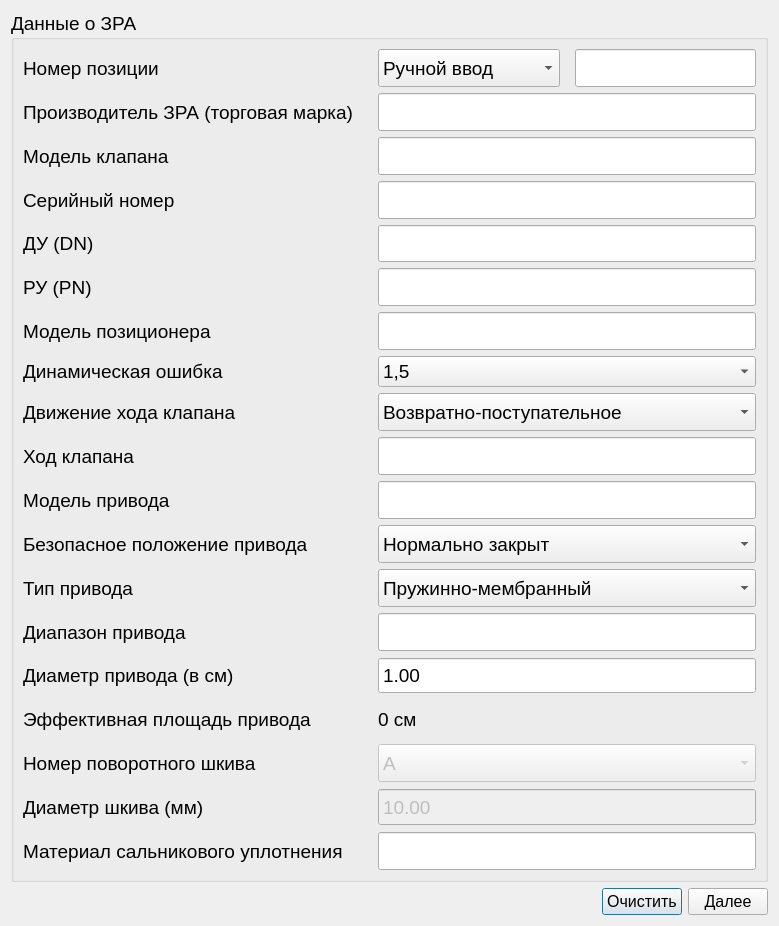
Rekvim/MpiSki, file ValveWindow.ui: the form before one commit.
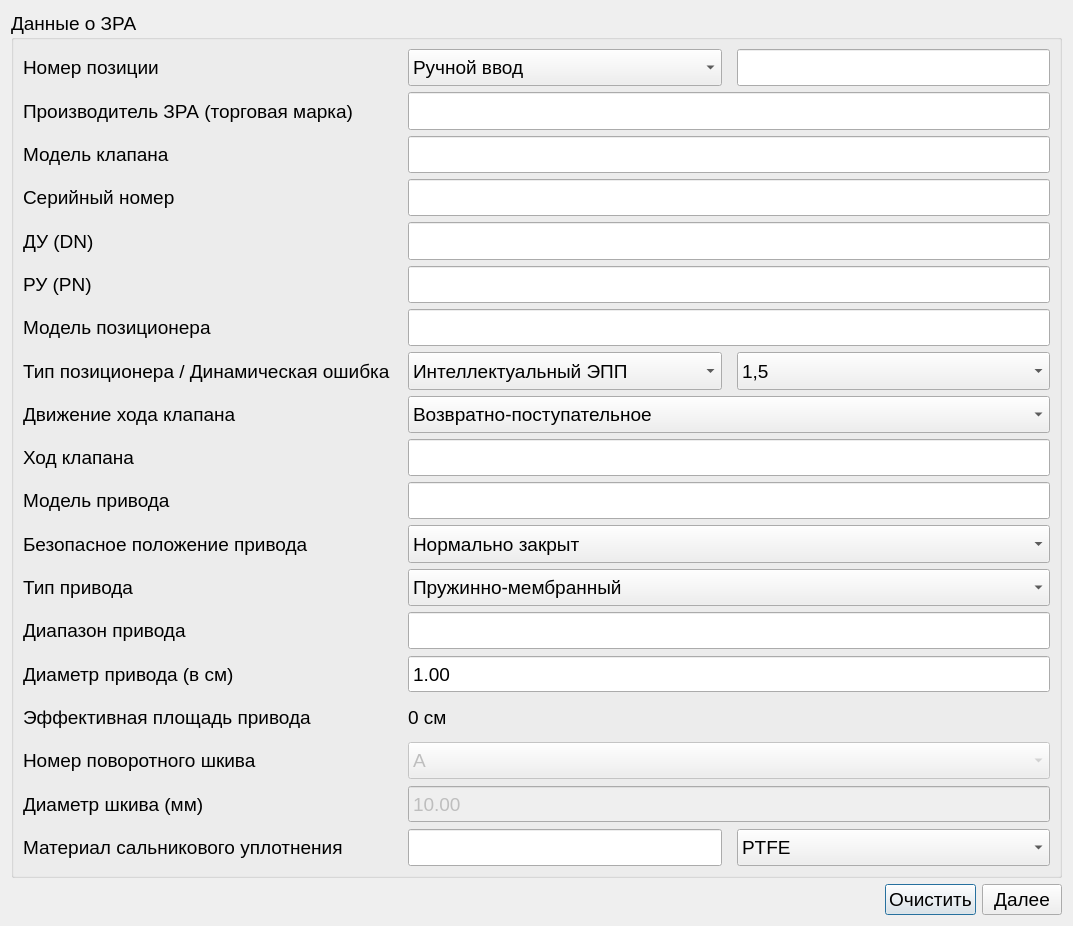
The form after the commit.

The edit to the form file:
```diff
--- a/ValveWindow.ui
+++ b/ValveWindow.ui
@@ -6,7 +6,7 @@
    <rect>
     <x>0</x>
     <y>0</y>
-    <width>779</width>
+    <width>1073</width>
     <height>926</height>
    </rect>
   </property>
@@ -58,7 +58,7 @@
           </property>
           <property name="minimumSize">
            <size>
-            <width>340</width>
+            <width>370</width>
             <height>0</height>
            </size>
           </property>
@@ -133,7 +133,7 @@
          <widget class="QLabel" name="label_manufacturer">
           <property name="minimumSize">
            <size>
-            <width>330</width>
+            <width>370</width>
             <height>0</height>
            </size>
           </property>
@@ -193,7 +193,7 @@
           </property>
           <property name="minimumSize">
            <size>
-            <width>330</width>
+            <width>370</width>
             <height>0</height>
            </size>
           </property>
@@ -253,7 +253,7 @@
           </property>
           <property name="minimumSize">
            <size>
-            <width>330</width>
+            <width>370</width>
             <height>0</height>
            </size>
           </property>
@@ -313,7 +313,7 @@
           </property>
           <property name="minimumSize">
            <size>
-            <width>330</width>
+            <width>370</width>
             <height>0</height>
            </size>
           </property>
@@ -373,7 +373,7 @@
           </property>
           <property name="minimumSize">
            <size>
-            <width>330</width>
+            <width>370</width>
             <height>0</height>
            </size>
           </property>
@@ -433,7 +433,7 @@
           </property>
           <property name="minimumSize">
            <size>
-            <width>330</width>
+            <width>370</width>
             <height>0</height>
            </size>
           </property>
@@ -486,14 +486,14 @@
         <item>
          <widget class="QLabel" name="label_dinamicError">
           <property name="sizePolicy">
-           <sizepolicy hsizetype="Preferred" vsizetype="Preferred">
+           <sizepolicy hsizetype="Expanding" vsizetype="Preferred">
             <horstretch>0</horstretch>
             <verstretch>0</verstretch>
            </sizepolicy>
           </property>
           <property name="minimumSize">
            <size>
-            <width>330</width>
+            <width>370</width>
             <height>0</height>
            </size>
           </property>
@@ -510,12 +510,43 @@
            </font>
           </property>
           <property name="text">
-           <string>Динамическая ошибка</string>
+           <string>Тип позиционера / Динамическая ошибка</string>
           </property>
          </widget>
         </item>
+        <item>
+         <widget class="QComboBox" name="comboBox_positionerType">
+          <property name="sizePolicy">
+           <sizepolicy hsizetype="Preferred" vsizetype="Preferred">
+            <horstretch>0</horstretch>
+            <verstretch>0</verstretch>
+           </sizepolicy>
+          </property>
+          <item>
+           <property name="text">
+            <string>Интеллектуальный ЭПП</string>
+           </property>
+          </item>
+          <item>
+           <property name="text">
+            <string>ЭПП</string>
+           </property>
+          </item>
+          <item>
+           <property name="text">
+            <string>ПП</string>
+           </property>
+          </item>
+         </widget>
+        </item>
         <item>
          <widget class="QComboBox" name="comboBox_dinamicError">
+          <property name="sizePolicy">
+           <sizepolicy hsizetype="Preferred" vsizetype="Preferred">
+            <horstretch>0</horstretch>
+            <verstretch>0</verstretch>
+           </sizepolicy>
+          </property>
           <property name="font">
            <font>
             <family>Segoe UI</family>
@@ -551,7 +582,7 @@
           </property>
           <property name="minimumSize">
            <size>
-            <width>330</width>
+            <width>370</width>
             <height>0</height>
            </size>
           </property>
@@ -621,7 +652,7 @@
           </property>
           <property name="minimumSize">
            <size>
-            <width>330</width>
+            <width>370</width>
             <height>0</height>
            </size>
           </property>
@@ -681,7 +712,7 @@
           </property>
           <property name="minimumSize">
            <size>
-            <width>330</width>
+            <width>370</width>
             <height>0</height>
            </size>
           </property>
@@ -741,7 +772,7 @@
           </property>
           <property name="minimumSize">
            <size>
-            <width>330</width>
+            <width>370</width>
             <height>0</height>
            </size>
           </property>
@@ -811,7 +842,7 @@
           </property>
           <property name="minimumSize">
            <size>
-            <width>330</width>
+            <width>370</width>
             <height>0</height>
            </size>
           </property>
@@ -881,7 +912,7 @@
           </property>
           <property name="minimumSize">
            <size>
-            <width>330</width>
+            <width>370</width>
             <height>0</height>
            </size>
           </property>
@@ -941,7 +972,7 @@
           </property>
           <property name="minimumSize">
            <size>
-            <width>330</width>
+            <width>370</width>
             <height>0</height>
            </size>
           </property>
@@ -1010,7 +1041,7 @@
           </property>
           <property name="minimumSize">
            <size>
-            <width>330</width>
+            <width>370</width>
             <height>0</height>
            </size>
           </property>
@@ -1073,7 +1104,7 @@
           </property>
           <property name="minimumSize">
            <size>
-            <width>330</width>
+            <width>370</width>
             <height>0</height>
            </size>
           </property>
@@ -1161,7 +1192,7 @@
           </property>
           <property name="minimumSize">
            <size>
-            <width>330</width>
+            <width>370</width>
             <height>0</height>
            </size>
           </property>
@@ -1236,7 +1267,7 @@
           </property>
           <property name="minimumSize">
            <size>
-            <width>330</width>
+            <width>370</width>
             <height>0</height>
            </size>
           </property>
@@ -1279,6 +1310,26 @@
           </property>
          </widget>
         </item>
+        <item>
+         <widget class="QComboBox" name="comboBox_materialStuffingBoxSeal">
+          <property name="sizePolicy">
+           <sizepolicy hsizetype="Preferred" vsizetype="Preferred">
+            <horstretch>0</horstretch>
+            <verstretch>0</verstretch>
+           </sizepolicy>
+          </property>
+          <item>
+           <property name="text">
+            <string>PTFE</string>
+           </property>
+          </item>
+          <item>
+           <property name="text">
+            <string>Graphite</string>
+           </property>
+          </item>
+         </widget>
+        </item>
        </layout>
       </item>
      </layout>
@@ -1301,6 +1352,11 @@
      </item>
      <item>
       <widget class="QPushButton" name="pushButton_clear">
+       <property name="font">
+        <font>
+         <pointsize>14</pointsize>
+        </font>
+       </property>
        <property name="text">
         <string>Очистить</string>
        </property>
@@ -1308,6 +1364,11 @@
      </item>
      <item>
       <widget class="QPushButton" name="pushButton">
+       <property name="font">
+        <font>
+         <pointsize>14</pointsize>
+        </font>
+       </property>
        <property name="text">
         <string>Далее</string>
        </property>
```
